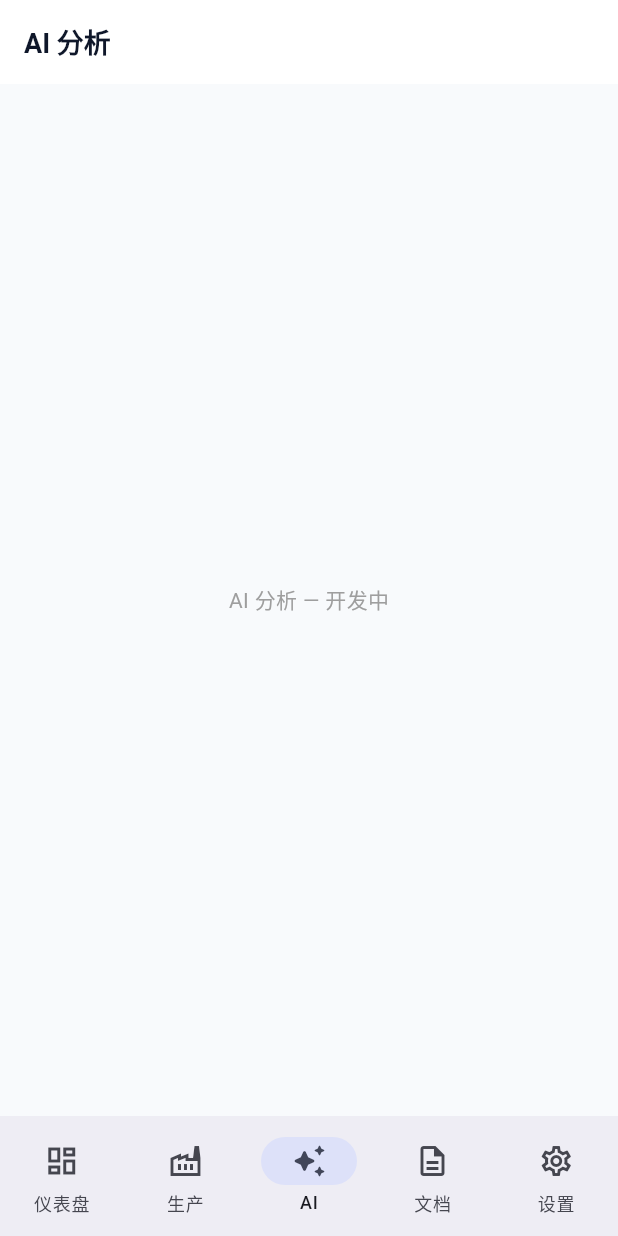
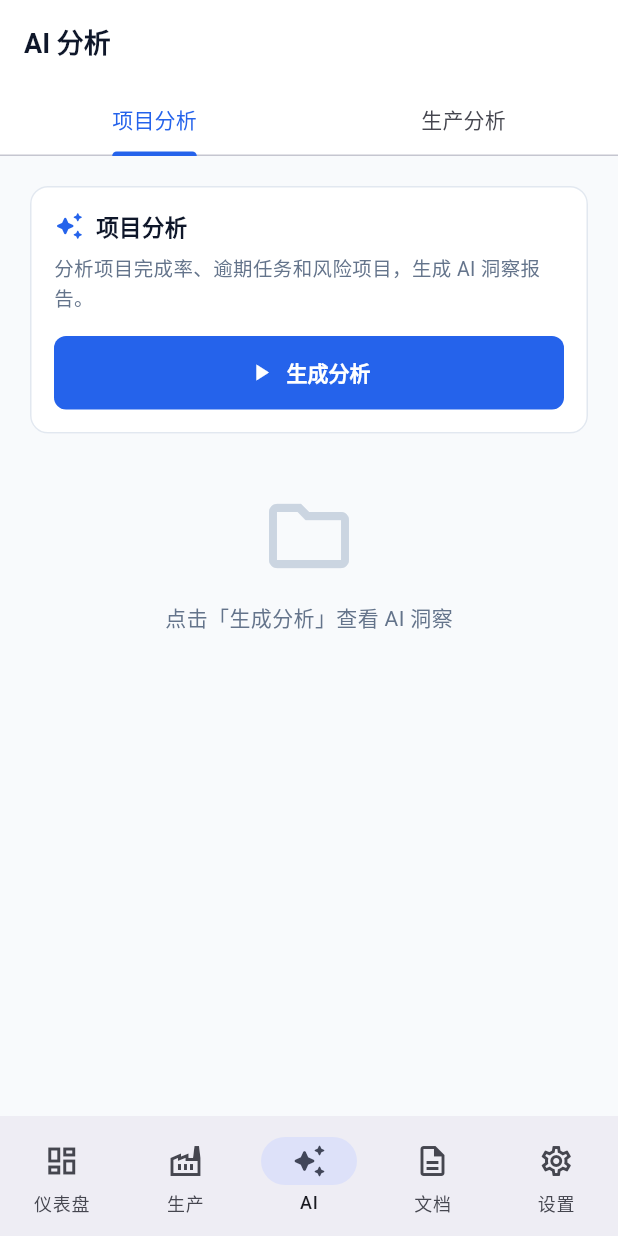
Before and after one commit to lian1107/smartfactory, a Flutter app: the screen it shows once a user with an empty profile is signed in, item 3 of the bottom bar chosen, on a phone screen of 412 x 824 dp. Run offline on Flutter 3.47's test engine with Material 3 defaults, Android fonts, the phone set to English and light mode, and no system bars; our stand-ins replace flutter_dotenv, flutter_riverpod, go_router, shimmer, supabase_flutter; accounts and stored records are empty; generated files the repository leaves out were written again.

Commit message:
feat: add AI analysis screen (project + production tabs, Edge Function integration)

```diff
--- a/lib/config/router.dart
+++ b/lib/config/router.dart
@@ -19,6 +19,7 @@ import 'package:smartfactory/screens/workshop/incoming_inspection_screen.dart';
 import 'package:smartfactory/screens/docs/doc_list_screen.dart';
 import 'package:smartfactory/screens/docs/doc_form_screen.dart';
 import 'package:smartfactory/screens/docs/doc_detail_screen.dart';
+import 'package:smartfactory/screens/ai/ai_screen.dart';
 import 'package:smartfactory/widgets/common/app_scaffold.dart';
 
 final routerProvider = Provider<GoRouter>((ref) {
@@ -135,7 +136,7 @@ final routerProvider = Provider<GoRouter>((ref) {
           GoRoute(
             path: '/ai',
             name: 'ai',
-            builder: (_, __) => const _PlaceholderScreen(title: 'AI 分析'),
+            builder: (_, __) => const AiScreen(),
           ),
           GoRoute(
             path: '/docs',
@@ -191,18 +192,3 @@ final routerProvider = Provider<GoRouter>((ref) {
     ),
   );
 });
-
-class _PlaceholderScreen extends StatelessWidget {
-  final String title;
-  const _PlaceholderScreen({required this.title});
-
-  @override
-  Widget build(BuildContext context) {
-    return Scaffold(
-      appBar: AppBar(title: Text(title)),
-      body: Center(
-        child: Text('$title — 开发中', style: const TextStyle(color: Colors.grey)),
-      ),
-    );
-  }
-}
--- /dev/null
+++ b/lib/screens/ai/ai_screen.dart
@@ -0,0 +1,274 @@
+import 'package:flutter/material.dart';
+import 'package:flutter_riverpod/flutter_riverpod.dart';
+import 'package:supabase_flutter/supabase_flutter.dart';
+import 'package:smartfactory/config/theme.dart';
+
+class AiScreen extends ConsumerStatefulWidget {
+  const AiScreen({super.key});
+
+  @override
+  ConsumerState<AiScreen> createState() => _AiScreenState();
+}
+
+class _AiScreenState extends ConsumerState<AiScreen>
+    with SingleTickerProviderStateMixin {
+  late TabController _tabController;
+
+  String? _projectSummary;
+  String? _productionSummary;
+  bool _projectLoading = false;
+  bool _productionLoading = false;
+
+  @override
+  void initState() {
+    super.initState();
+    _tabController = TabController(length: 2, vsync: this);
+  }
+
+  @override
+  void dispose() {
+    _tabController.dispose();
+    super.dispose();
+  }
+
+  Future<void> _analyzeProjects() async {
+    setState(() => _projectLoading = true);
+    try {
+      final client = Supabase.instance.client;
+      final projects = await client
+          .from('projects')
+          .select('id, name, status, deadline, description')
+          .limit(20);
+
+      final tasks = await client
+          .from('tasks')
+          .select('id, status, project_id')
+          .limit(100);
+
+      final taskList = tasks as List;
+      final result = await client.functions.invoke(
+        'ai-analyze',
+        body: {
+          'type': 'project',
+          'data': {
+            'projects': projects,
+            'task_summary': {
+              'total': taskList.length,
+              'done':
+                  taskList.where((t) => t['status'] == 'done').length,
+              'overdue':
+                  taskList.where((t) => t['status'] == 'overdue').length,
+            },
+          },
+        },
+      );
+      final summary =
+          result.data['summary'] as String? ?? '暂无分析结果';
+      setState(() => _projectSummary = summary);
+    } catch (e) {
+      setState(
+          () => _projectSummary = 'AI 分析暂时不可用，请检查网络或联系管理员。');
+    } finally {
+      setState(() => _projectLoading = false);
+    }
+  }
+
+  Future<void> _analyzeProduction() async {
+    setState(() => _productionLoading = true);
+    try {
+      final client = Supabase.instance.client;
+      final reports = await client
+          .from('daily_reports')
+          .select('date, shift, total_output, defect_count')
+          .order('date', ascending: false)
+          .limit(30);
+
+      final quality = await client
+          .from('quality_records')
+          .select('inspection_date, result, defect_count')
+          .order('inspection_date', ascending: false)
+          .limit(30);
+
+      final result = await client.functions.invoke(
+        'ai-analyze',
+        body: {
+          'type': 'production',
+          'data': {
+            'recent_reports': reports,
+            'recent_quality': quality,
+          },
+        },
+      );
+      final summary =
+          result.data['summary'] as String? ?? '暂无分析结果';
+      setState(() => _productionSummary = summary);
+    } catch (e) {
+      setState(
+          () => _productionSummary = 'AI 分析暂时不可用，请检查网络或联系管理员。');
+    } finally {
+      setState(() => _productionLoading = false);
+    }
+  }
+
+  @override
+  Widget build(BuildContext context) {
+    return Scaffold(
+      appBar: AppBar(
+        title: const Text('AI 分析'),
+        bottom: TabBar(
+          controller: _tabController,
+          tabs: const [
+            Tab(text: '项目分析'),
+            Tab(text: '生产分析'),
+          ],
+        ),
+      ),
+      body: TabBarView(
+        controller: _tabController,
+        children: [
+          _AnalysisTab(
+            title: '项目分析',
+            description: '分析项目完成率、逾期任务和风险项目，生成 AI 洞察报告。',
+            summary: _projectSummary,
+            loading: _projectLoading,
+            onAnalyze: _analyzeProjects,
+            emptyIcon: Icons.folder_outlined,
+          ),
+          _AnalysisTab(
+            title: '生产分析',
+            description: '分析近期产量趋势、不良率和高频故障，生成 AI 洞察报告。',
+            summary: _productionSummary,
+            loading: _productionLoading,
+            onAnalyze: _analyzeProduction,
+            emptyIcon: Icons.factory_outlined,
+          ),
+        ],
+      ),
+    );
+  }
+}
+
+class _AnalysisTab extends StatelessWidget {
+  final String title;
+  final String description;
+  final String? summary;
+  final bool loading;
+  final VoidCallback onAnalyze;
+  final IconData emptyIcon;
+
+  const _AnalysisTab({
+    required this.title,
+    required this.description,
+    required this.summary,
+    required this.loading,
+    required this.onAnalyze,
+    required this.emptyIcon,
+  });
+
+  @override
+  Widget build(BuildContext context) {
+    return ListView(
+      padding: const EdgeInsets.all(16),
+      children: [
+        Card(
+          child: Padding(
+            padding: const EdgeInsets.all(16),
+            child: Column(
+              crossAxisAlignment: CrossAxisAlignment.start,
+              children: [
+                Row(
+                  children: [
+                    const Icon(Icons.auto_awesome_rounded,
+                        color: AppColors.primary, size: 20),
+                    const SizedBox(width: 8),
+                    Text(
+                      title,
+                      style: const TextStyle(
+                        fontWeight: FontWeight.w600,
+                        fontSize: 15,
+                      ),
+                    ),
+                  ],
+                ),
+                const SizedBox(height: 8),
+                Text(
+                  description,
+                  style: const TextStyle(
+                      fontSize: 13, color: AppColors.textSecondary),
+                ),
+                const SizedBox(height: 16),
+                SizedBox(
+                  width: double.infinity,
+                  child: ElevatedButton.icon(
+                    onPressed: loading ? null : onAnalyze,
+                    icon: loading
+                        ? const SizedBox(
+                            width: 16,
+                            height: 16,
+                            child: CircularProgressIndicator(
+                                color: Colors.white, strokeWidth: 2),
+                          )
+                        : const Icon(Icons.play_arrow, size: 18),
+                    label: Text(loading ? '分析中...' : '生成分析'),
+                  ),
+                ),
+              ],
+            ),
+          ),
+        ),
+        if (summary != null) ...[
+          const SizedBox(height: 16),
+          Card(
+            color: AppColors.primaryLight,
+            child: Padding(
+              padding: const EdgeInsets.all(16),
+              child: Column(
+                crossAxisAlignment: CrossAxisAlignment.start,
+                children: [
+                  const Row(
+                    children: [
+                      Icon(Icons.lightbulb_outline,
+                          color: AppColors.primary, size: 18),
+                      SizedBox(width: 8),
+                      Text(
+                        'AI 洞察',
+                        style: TextStyle(
+                          fontWeight: FontWeight.w600,
+                          color: AppColors.primary,
+                          fontSize: 14,
+                        ),
+                      ),
+                    ],
+                  ),
+                  const SizedBox(height: 12),
+                  Text(
+                    summary!,
+                    style: const TextStyle(
+                      height: 1.6,
+                      color: AppColors.textPrimary,
+                    ),
+                  ),
+                ],
+              ),
+            ),
+          ),
+        ],
+        if (summary == null && !loading) ...[
+          const SizedBox(height: 32),
+          Center(
+            child: Column(
+              children: [
+                Icon(emptyIcon, size: 64, color: AppColors.textDisabled),
+                const SizedBox(height: 12),
+                const Text(
+                  '点击「生成分析」查看 AI 洞察',
+                  style: TextStyle(color: AppColors.textSecondary),
+                ),
+              ],
+            ),
+          ),
+        ],
+      ],
+    );
+  }
+}
```
